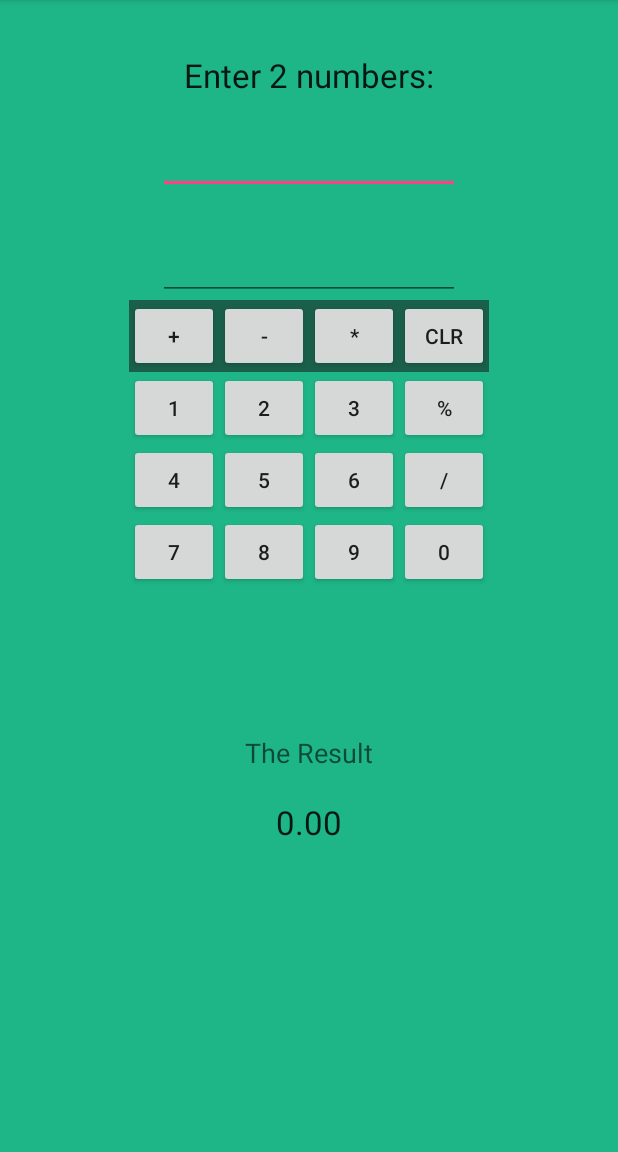
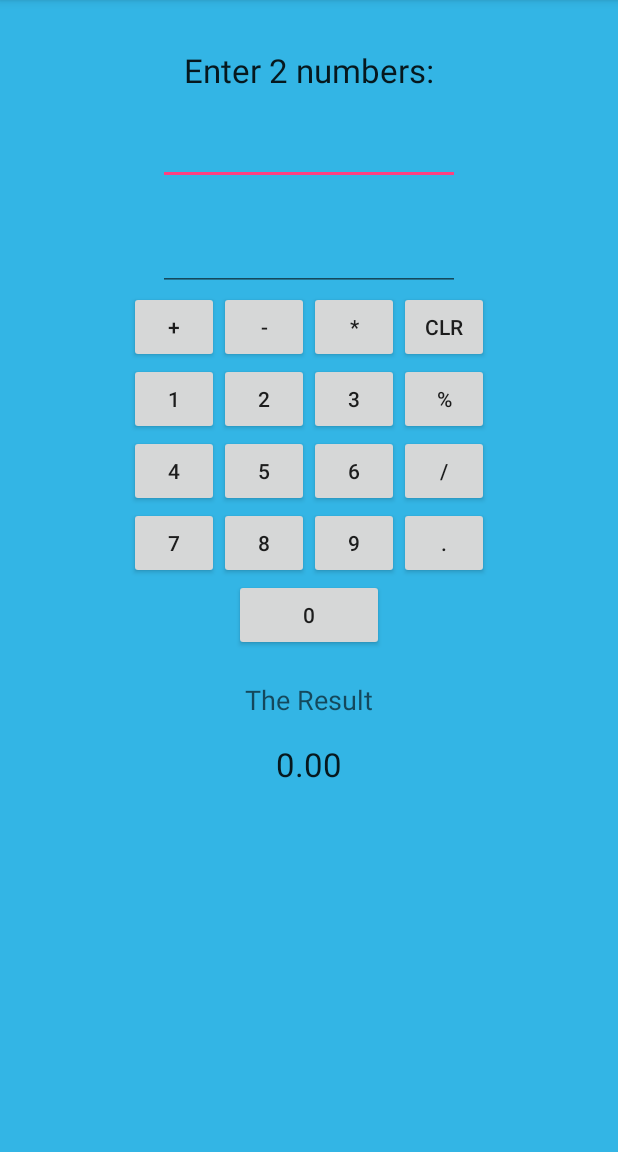
Before and after one commit to JohnMCrooks/Calculator-Android, an Android app: the screen it shows after launch (MainActivity), on a phone screen of 412 x 824 dp, the part 84-1236 px from its top. Run offline under Robolectric (Android 15) with nearby library versions, the phone set to English and light mode, and no system bars.

Commit message:
Changed Layout, Dig it. Still no functionality added.
TODO:
change layout to mirror more regular calculator apps.
Figure out how to add TickerTape (previous calculations)
Add more advanced mathematics (Square roots, exponents, etc.)
Polish

```diff
--- a/app/src/main/res/layout/content_main.xml
+++ b/app/src/main/res/layout/content_main.xml
@@ -11,7 +11,7 @@
     app:layout_behavior="@string/appbar_scrolling_view_behavior"
     tools:context="com.cr00keddesigns.calculator.MainActivity"
     tools:showIn="@layout/activity_main"
-    android:background="#1eb687"
+    android:background="@android:color/holo_blue_light"
     android:weightSum="1"
     android:nestedScrollingEnabled="false"
     android:orientation="vertical">
@@ -46,8 +46,7 @@
         android:orientation="horizontal"
         android:layout_width="wrap_content"
         android:layout_height="wrap_content"
-        android:layout_gravity="center_horizontal"
-        android:background="#1a5f4a">
+        android:layout_gravity="center_horizontal">
 
         <Button
             android:layout_width="60dp"
@@ -68,7 +67,7 @@
             android:layout_height="wrap_content"
             android:text="*"
             android:id="@+id/btnMultip"
-            style="?android:attr/buttonStyleSmall"/>
+            style="?android:attr/buttonStyleSmall" />
 
         <Button
             style="?android:attr/buttonStyleSmall"
@@ -91,21 +90,24 @@
             android:layout_width="60dp"
             android:layout_height="wrap_content"
             android:id="@+id/btn1"
-            android:layout_weight="1" />
+            android:layout_weight="1"
+            style="?android:attr/buttonStyleSmall"/>
 
         <Button
             android:text="2"
             android:layout_width="60dp"
             android:layout_height="wrap_content"
             android:id="@+id/btn2"
-            android:layout_weight="1" />
+            android:layout_weight="1"
+            style="?android:attr/buttonStyleSmall"/>
 
         <Button
             android:text="3"
             android:layout_width="60dp"
             android:layout_height="wrap_content"
             android:id="@+id/btn3"
-            android:layout_weight="1" />
+            android:layout_weight="1"
+            style="?android:attr/buttonStyleSmall"/>
 
         <Button
             android:text="%"
@@ -113,7 +115,7 @@
             android:layout_height="wrap_content"
             android:id="@+id/btnModulo"
             android:layout_weight="1"
-            style="@android:style/Widget.Material.Light.Button" />
+            style="?android:attr/buttonStyleSmall"/>
 
     </LinearLayout>
 
@@ -128,21 +130,24 @@
             android:layout_width="60dp"
             android:layout_height="wrap_content"
             android:id="@+id/btn4"
-            android:layout_weight="1" />
+            android:layout_weight="1"
+            style="?android:attr/buttonStyleSmall"/>
 
         <Button
             android:text="5"
             android:layout_width="60dp"
             android:layout_height="wrap_content"
             android:id="@+id/btn5"
-            android:layout_weight="1" />
+            android:layout_weight="1"
+            style="?android:attr/buttonStyleSmall"/>
 
         <Button
             android:text="6"
             android:layout_width="60dp"
             android:layout_height="wrap_content"
             android:id="@+id/btn6"
-            android:layout_weight="1" />
+            android:layout_weight="1"
+            style="?android:attr/buttonStyleSmall"/>
 
         <Button
             android:layout_width="60dp"
@@ -158,7 +163,6 @@
         android:orientation="horizontal"
         android:layout_width="wrap_content"
         android:layout_height="wrap_content"
-        android:layout_weight="0.12"
         android:layout_gravity="center_horizontal">
 
         <Button
@@ -166,36 +170,49 @@
             android:layout_width="60dp"
             android:layout_height="wrap_content"
             android:id="@+id/btn7"
-            android:layout_weight="1" />
+            android:layout_weight="1"
+            style="?android:attr/buttonStyleSmall"/>
 
         <Button
             android:text="8"
             android:layout_width="60dp"
             android:layout_height="wrap_content"
             android:id="@+id/btn8"
-            android:layout_weight="1" />
+            android:layout_weight="1"
+            style="?android:attr/buttonStyleSmall"/>
 
         <Button
             android:text="9"
             android:layout_width="60dp"
             android:layout_height="wrap_content"
             android:id="@+id/btn9"
-            android:layout_weight="1" />
+            android:layout_weight="1"
+            style="?android:attr/buttonStyleSmall"/>
 
         <Button
-            android:text="0"
+            android:text="."
             android:layout_width="60dp"
             android:layout_height="wrap_content"
-            android:id="@+id/btn0"
-            android:layout_weight="1" />
+            android:id="@+id/btnPeriod"
+            android:layout_weight="1"
+            style="?android:attr/buttonStyleSmall"/>
 
     </LinearLayout>
 
     <LinearLayout
         android:orientation="horizontal"
-        android:layout_width="match_parent"
+        android:layout_width="wrap_content"
         android:layout_height="wrap_content"
-        android:layout_weight="0.12"></LinearLayout>
+        android:layout_gravity="center_horizontal">
+
+        <Button
+            android:text="0"
+            android:layout_width="100dp"
+            android:id="@+id/btn0"
+            android:layout_height="wrap_content"
+            android:layout_gravity="center_horizontal"
+            style="?android:attr/buttonStyleSmall"/>
+    </LinearLayout>
 
     <TextView
         android:layout_width="wrap_content"
```
